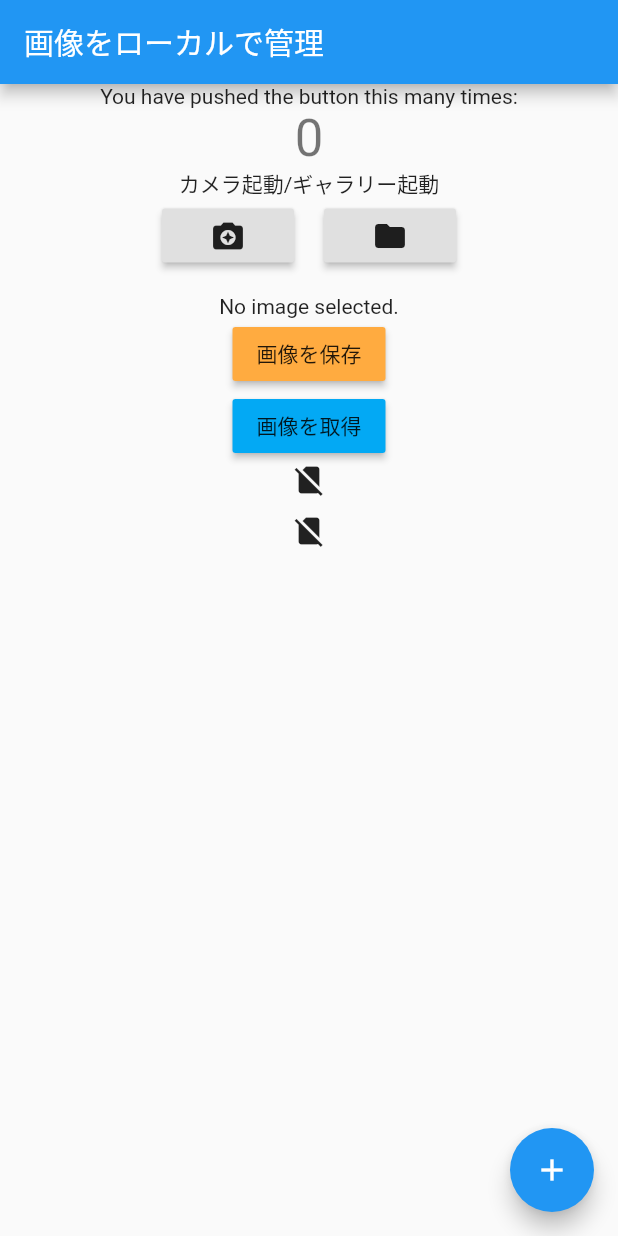
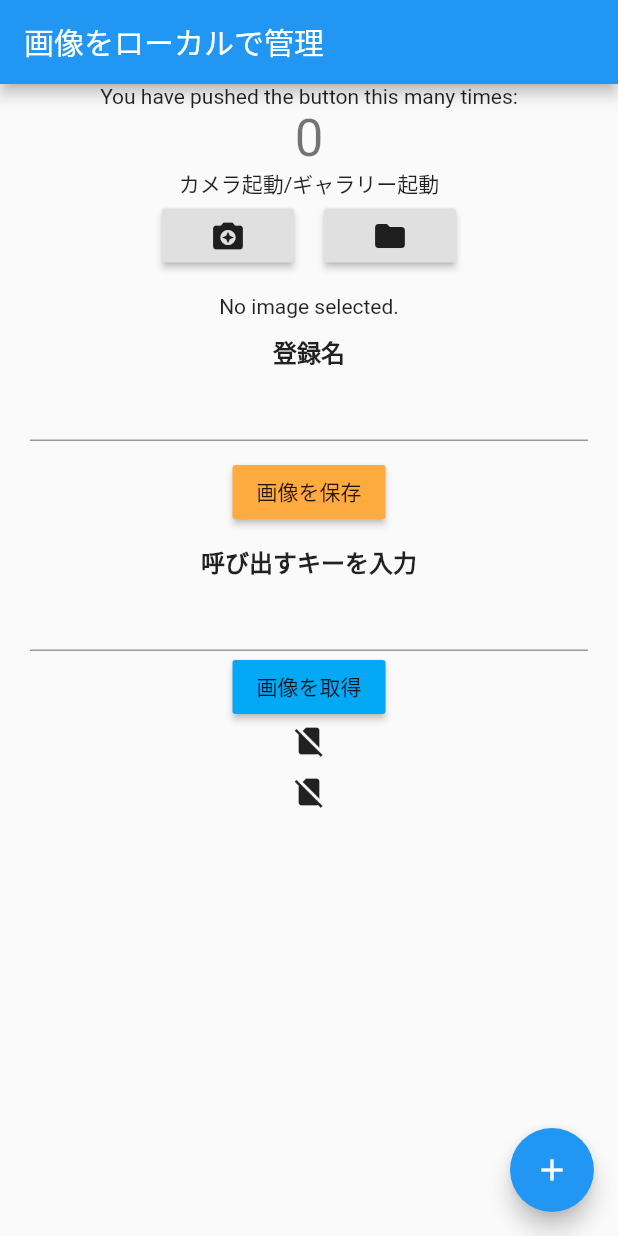
Before and after one commit to waterbook59/local_image_picture, a Flutter app: the screen it shows after launch, after a tap on "画像を保存", on a phone screen of 412 x 824 dp. Run offline on Flutter 3.47's test engine with Material 2 defaults, Android fonts, the phone set to English and light mode, and no system bars; our stand-ins replace image_picker, shared_preferences.

Commit message:
キーの名称でローカル保存している画像を呼び出し可能

```diff
--- a/lib/main.dart
+++ b/lib/main.dart
@@ -5,7 +5,6 @@ import 'package:image_picker/image_picker.dart';
 import 'package:localimagepictureapp/utils/constants.dart';
 import 'package:localimagepictureapp/file_controller.dart';
 import 'package:shared_preferences/shared_preferences.dart';
-
 
 void main() {
   runApp(MyApp());
@@ -40,22 +39,20 @@ class _MyHomePageState extends State<MyHomePage> {
   final picker = ImagePicker();
   File savedLocalFile;
   File baseNameLocalFile;
-
+  TextEditingController _textEditingController = TextEditingController();
+  TextEditingController _localFileKey = TextEditingController();
 
   ///保存条件を渡しておく(画像読取時に振り分けるため)
   RecordStatus recordStatus = RecordStatus.camera;
 
   @override
   Widget build(BuildContext context) {
-    return
-      Scaffold(
+    return Scaffold(
       appBar: AppBar(
         title: Text('画像をローカルで管理'),
       ),
-      body:
-      SingleChildScrollView(
-        child:
-          Center(
+      body: SingleChildScrollView(
+        child: Center(
           child: Column(
             mainAxisAlignment: MainAxisAlignment.center,
             children: <Widget>[
@@ -77,58 +74,92 @@ class _MyHomePageState extends State<MyHomePage> {
                     child: Icon(Icons.camera_enhance),
                     onPressed: () => getImageFromCamera(context),
                   ),
-                    SizedBox(width: 20,),
+                  SizedBox(
+                    width: 20,
+                  ),
                   RaisedButton(
                     child: Icon(Icons.folder),
                     onPressed: () => getImageFromGallery(context),
                   ),
                 ],
               ),
+
               ///カメラ画像は撮影時用の一時的フォルダパスに保存されている(たぶんキャッシュ保存の状態)
               ///保存時・読み取り時にenumで条件設定
 
-                SizedBox(height:15),
+              SizedBox(height: 15),
+
               ///撮った写真(ギャラリーの画像も？)キャッシュの画像表示
               Center(
-                  child:Container(
+                child: Container(
                   width: 300,
                   child: _image == null
-                      ? Center(child:Text('No image selected.'))
+                      ? Center(child: Text('No image selected.'))
                       : Image.file(_image),
-                ),),
+                ),
+              ),
+              SizedBox(
+                height: 10,
+              ),
+              const Text(
+                '登録名',
+                style: TextStyle(fontWeight: FontWeight.bold, fontSize: 16),
+              ),
+              Padding(
+                padding: const EdgeInsets.symmetric(horizontal: 20),
+                child: TextField(controller: _textEditingController),
+              ),
+              SizedBox(
+                height: 10,
+              ),
 
               ///引数にはカメラ撮影時にreturnされるFileオブジェクトを持たせて、その画像をドキュメントへ保存し直す。
               RaisedButton(
                 child: Text('画像を保存'),
                 color: Colors.orangeAccent,
-                  onPressed: () => saveLocalImage(context, _image, recordStatus),
-    //              {
-    //                //todo enumで指定
-    //              print('ドキュメントディレクトリにカメラ画像を保存');
-    //            },
+                onPressed: () => saveLocalImage(
+                    context, _image, recordStatus, _textEditingController),
+              ),
+              SizedBox(
+                height: 10,
               ),
 
+              ///DBから呼び出し
+              const Text(
+                '呼び出すキーを入力',
+                style: TextStyle(fontWeight: FontWeight.bold, fontSize: 16),
+              ),
+              Padding(
+                padding: const EdgeInsets.symmetric(horizontal: 20),
+                child: TextField(controller: _localFileKey),
+              ),
               ///ドキュメント画像取得
               RaisedButton(
                 child: Text('画像を取得'),
                 color: Colors.lightBlue,
-                  onPressed: ()=>getLocalImage(context,recordStatus),
+                onPressed: () => getLocalImage(context, recordStatus,_localFileKey),
               ),
 
               ///imageFile.writeAsBytes使う方法でのドキュメントディレクトリの画像表示
               (savedLocalFile == null)
                   ? Icon(Icons.no_sim)
-                    : Image.memory(savedLocalFile.readAsBytesSync(),
+                  : Image.memory(
+                      savedLocalFile.readAsBytesSync(),
                       height: 100.0,
-                      width: 100.0,),
-                SizedBox(height: 10,),
+                      width: 100.0,
+                    ),
+              SizedBox(
+                height: 10,
+              ),
 
               ///image.copy=>DBへパス保存の方法でのドキュメントディレクトリの画像表示
               (baseNameLocalFile == null)
                   ? Icon(Icons.no_sim)
-                :Image.file(baseNameLocalFile,height: 150,width: 150,),
-
-
+                  : Image.file(
+                      baseNameLocalFile,
+                      height: 150,
+                      width: 150,
+                    ),
             ],
           ),
         ),
@@ -167,8 +198,10 @@ class _MyHomePageState extends State<MyHomePage> {
   ///キャッシュの画像をローカルドキュメント保存
   //todo 保存ボタン押した時に_imageがnullの時のバリデーション
   Future<void> saveLocalImage(
-      BuildContext context, File _image, RecordStatus recordStatus) async {
-
+      BuildContext context,
+      File _image,
+      RecordStatus recordStatus,
+      TextEditingController _textEditingController) async {
     ///imageFile.writeAsBytes使う方法(一つしか保存できない??)
 //    var saveFile = await FileController.saveLocalImage(_image);
 //    setState(() {
@@ -176,24 +209,20 @@ class _MyHomePageState extends State<MyHomePage> {
 //    });
     ///image.copy=>DBへパス保存の方法
     final prefs = await SharedPreferences.getInstance();
-    await FileController.saveOriginalNameImage(_image);
+    await FileController.saveOriginalNameImage(_image,_textEditingController);
     print('画像をローカルへコピーし、パスをDBへ保存');
-
   }
 
   ///SharedPreferencesに保存したパスを読み取り
   Future<void> getLocalImage(
-      BuildContext context,  RecordStatus recordStatus) async {
+      BuildContext context, RecordStatus recordStatus,_localFileKey) async {
     //enumで記録形式を指定
     print('ドキュメントディレクトリから画像を取得');
 
     final prefs = await SharedPreferences.getInstance();
-   baseNameLocalFile=File( prefs.getString('test_image'));
-    setState(() {
-
-    });
+    baseNameLocalFile = File(prefs.getString(_localFileKey.text));
+    setState(() {});
   }
-
 
   void _incrementCounter() {
     setState(() {
```
Lines whose indentation alone changed are shown as unchanged.
